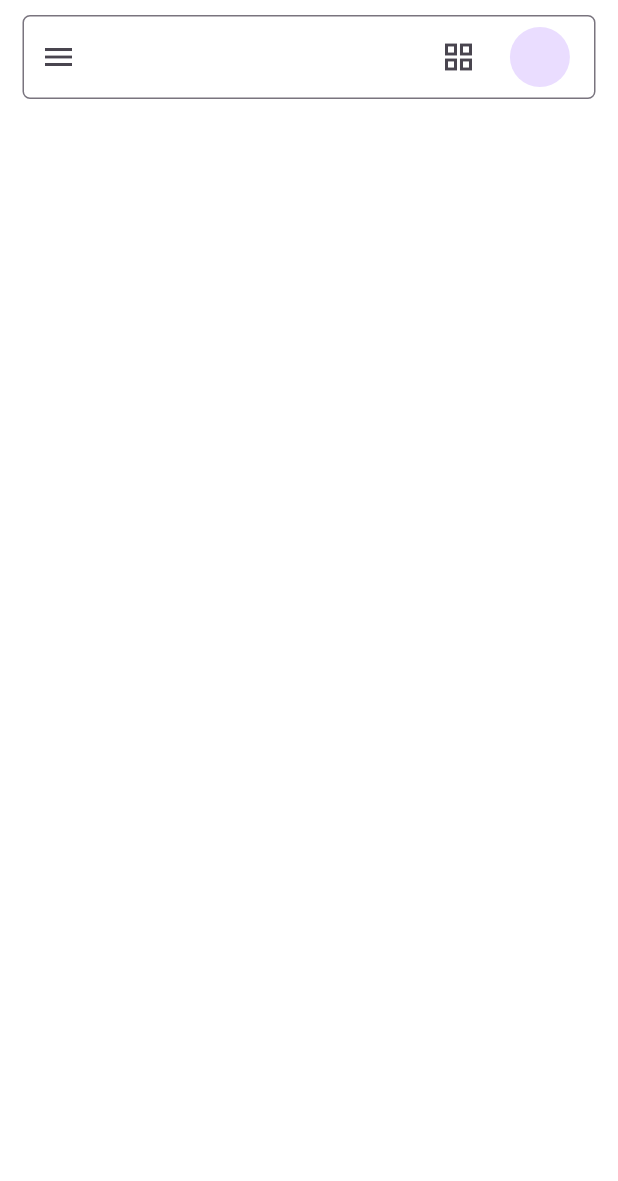
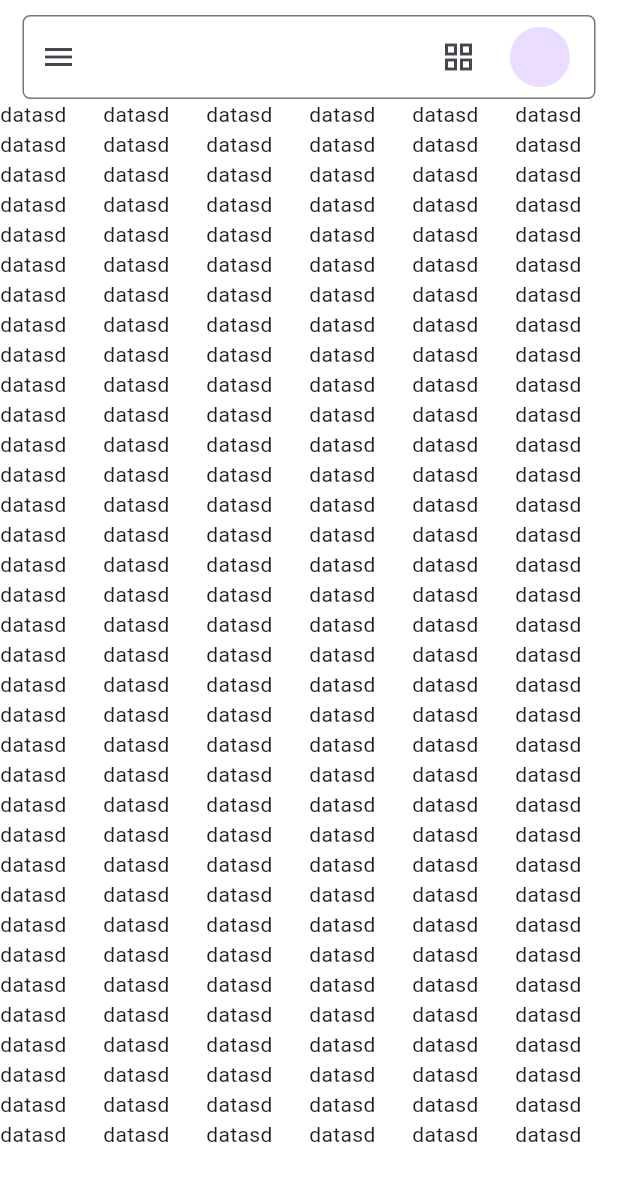
Before and after one commit to KaushikDas9/Notes_app, a Flutter app: the screen it shows after launch, on a phone screen of 412 x 824 dp. Shown: the top 1181 px of the screen. Run offline on Flutter 3.47's test engine with Material 2 defaults, Android fonts, the phone set to English and light mode, and no system bars.

```diff
--- a/lib/homePage.dart
+++ b/lib/homePage.dart
@@ -1,5 +1,6 @@
 import 'package:flutter/material.dart';
 import 'package:notes_app/CustomDrawer.dart';
+import 'package:flutter_staggered_grid_view/flutter_staggered_grid_view.dart';
 
 class home extends StatefulWidget {
   const home({super.key});
@@ -15,10 +16,11 @@ class homeState extends State<home> {
   @override
   Widget build(BuildContext context) {
     return Scaffold(
-
+      drawerEdgeDragWidth: MediaQuery.of(context).size.width * .4,
       key: _drawerKey,
       drawer: const myCustomDrawer(),
-      body: Container(
+      body: SingleChildScrollView(
+        child: Container(
           height: MediaQuery.of(context).size.height,
           width: MediaQuery.of(context).size.width,
           decoration: BoxDecoration(color: Colors.white),
@@ -30,13 +32,15 @@ class homeState extends State<home> {
                   child: myCustomSearchBox(),
                 ),
               ),
+              myCustomGrid(),
             ],
+          ),
         ),
       ),
     );
   }
 
-  Widget myCustomSearchBox( ) {
+  Widget myCustomSearchBox() {
     double height = MediaQuery.of(context).size.height;
     double widght = MediaQuery.of(context).size.width;
 
@@ -60,7 +64,6 @@ class homeState extends State<home> {
               children: [
                 IconButton(
                     onPressed: () {
-
                       print("grid");
                     },
                     icon: Icon(Icons.grid_view)),
@@ -79,5 +82,16 @@ class homeState extends State<home> {
     );
   }
 
-
+  Widget myCustomGrid() {
+    return Container(
+      height: MediaQuery.of(context).size.height * .845,
+      child: MasonryGridView.count(
+        crossAxisCount: 6,
+        itemCount: 5000,
+        itemBuilder: (context, index) {
+          return Text("datasd");
+        },
+      ),
+    );
   }
+}
--- a/pubspec.yaml
+++ b/pubspec.yaml
@@ -35,6 +35,7 @@ dependencies:
   # The following adds the Cupertino Icons font to your application.
   # Use with the CupertinoIcons class for iOS style icons.
   cupertino_icons: ^1.0.2
+  flutter_staggered_grid_view: ^0.7.0
 
 dev_dependencies:
   flutter_test:
```
Also changed, not shown: pubspec.lock. Lines whose indentation alone changed are shown as unchanged.
